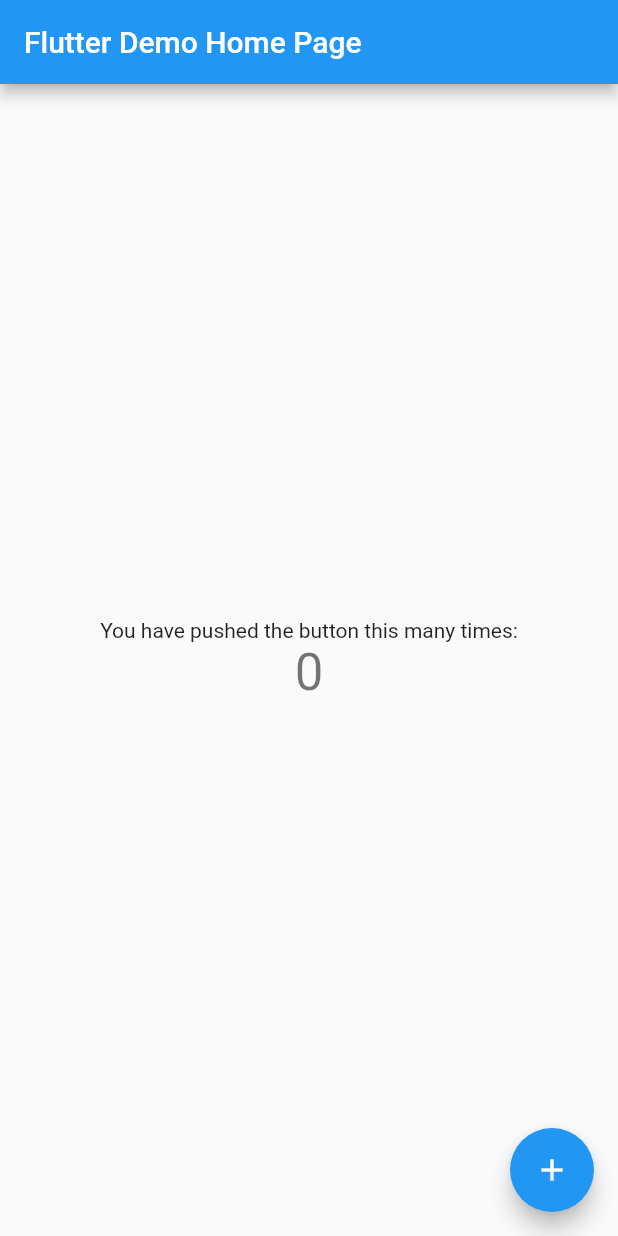
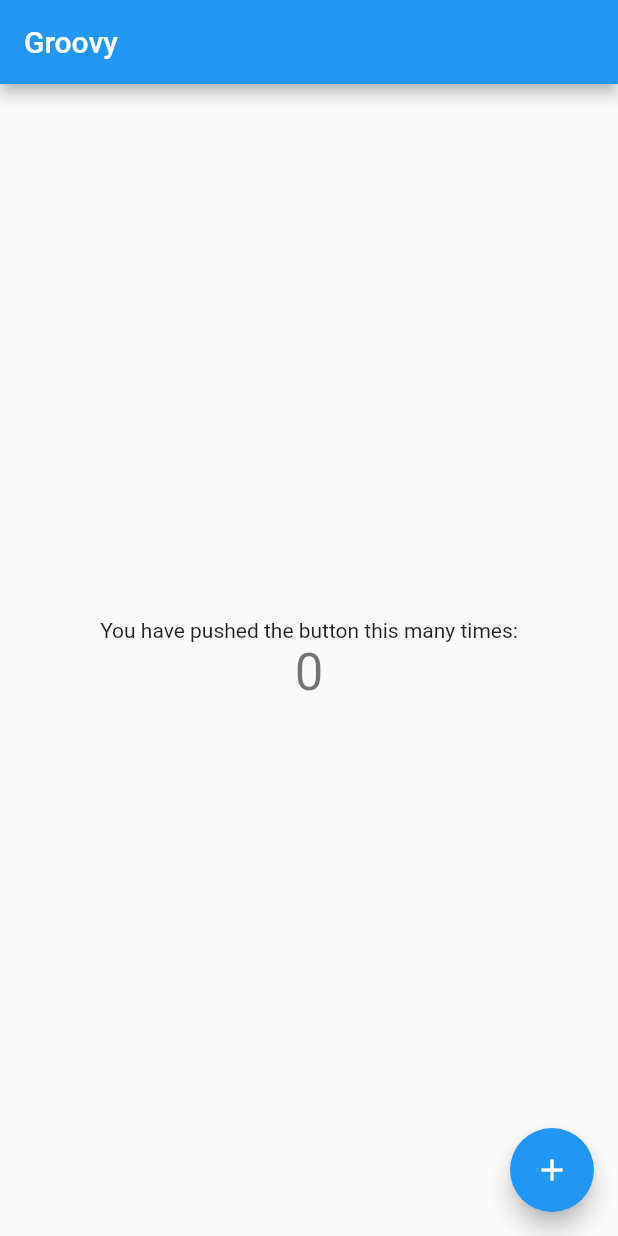
Before and after one commit to haikukoten/Groovy-Flutter, a Flutter app: the screen it shows after launch, on a phone screen of 412 x 824 dp. Run offline on Flutter 3.47's test engine with Material 2 defaults, Android fonts, the phone set to English and light mode, and no system bars; our stand-ins replace firebase_auth; accounts and stored records are empty.

```diff
--- a/lib/main.dart
+++ b/lib/main.dart
@@ -1,41 +1,24 @@
 import 'package:flutter/material.dart';
+import 'package:firebase_auth/firebase_auth.dart';
 
 void main() => runApp(MyApp());
 
 class MyApp extends StatelessWidget {
-  // This widget is the root of your application.
   @override
   Widget build(BuildContext context) {
     return MaterialApp(
-      title: 'Flutter Demo',
+      title: 'Groovy',
       theme: ThemeData(
-        // This is the theme of your application.
-        //
-        // Try running your application with "flutter run". You'll see the
-        // application has a blue toolbar. Then, without quitting the app, try
-        // changing the primarySwatch below to Colors.green and then invoke
-        // "hot reload" (press "r" in the console where you ran "flutter run",
-        // or simply save your changes to "hot reload" in a Flutter IDE).
-        // Notice that the counter didn't reset back to zero; the application
-        // is not restarted.
         primarySwatch: Colors.blue,
       ),
-      home: MyHomePage(title: 'Flutter Demo Home Page'),
+      debugShowCheckedModeBanner: false,
+      home: MyHomePage(title: 'Groovy'),
     );
   }
 }
 
 class MyHomePage extends StatefulWidget {
   MyHomePage({Key key, this.title}) : super(key: key);
-
-  // This widget is the home page of your application. It is stateful, meaning
-  // that it has a State object (defined below) that contains fields that affect
-  // how it looks.
-
-  // This class is the configuration for the state. It holds the values (in this
-  // case the title) provided by the parent (in this case the App widget) and
-  // used by the build method of the State. Fields in a Widget subclass are
-  // always marked "final".
 
   final String title;
 
@@ -45,50 +28,22 @@ class MyHomePage extends StatefulWidget {
 
 class _MyHomePageState extends State<MyHomePage> {
   int _counter = 0;
+  final FirebaseAuth _auth = FirebaseAuth.instance;
 
   void _incrementCounter() {
     setState(() {
-      // This call to setState tells the Flutter framework that something has
-      // changed in this State, which causes it to rerun the build method below
-      // so that the display can reflect the updated values. If we changed
-      // _counter without calling setState(), then the build method would not be
-      // called again, and so nothing would appear to happen.
       _counter++;
     });
   }
 
   @override
   Widget build(BuildContext context) {
-    // This method is rerun every time setState is called, for instance as done
-    // by the _incrementCounter method above.
-    //
-    // The Flutter framework has been optimized to make rerunning build methods
-    // fast, so that you can just rebuild anything that needs updating rather
-    // than having to individually change instances of widgets.
     return Scaffold(
       appBar: AppBar(
-        // Here we take the value from the MyHomePage object that was created by
-        // the App.build method, and use it to set our appbar title.
         title: Text(widget.title),
       ),
       body: Center(
-        // Center is a layout widget. It takes a single child and positions it
-        // in the middle of the parent.
         child: Column(
-          // Column is also layout widget. It takes a list of children and
-          // arranges them vertically. By default, it sizes itself to fit its
-          // children horizontally, and tries to be as tall as its parent.
-          //
-          // Invoke "debug painting" (press "p" in the console, choose the
-          // "Toggle Debug Paint" action from the Flutter Inspector in Android
-          // Studio, or the "Toggle Debug Paint" command in Visual Studio Code)
-          // to see the wireframe for each widget.
-          //
-          // Column has various properties to control how it sizes itself and
-          // how it positions its children. Here we use mainAxisAlignment to
-          // center the children vertically; the main axis here is the vertical
-          // axis because Columns are vertical (the cross axis would be
-          // horizontal).
           mainAxisAlignment: MainAxisAlignment.center,
           children: <Widget>[
             Text(
@@ -105,7 +60,7 @@ class _MyHomePageState extends State<MyHomePage> {
         onPressed: _incrementCounter,
         tooltip: 'Increment',
         child: Icon(Icons.add),
-      ), // This trailing comma makes auto-formatting nicer for build methods.
+      ),
     );
   }
 }
--- a/pubspec.yaml
+++ b/pubspec.yaml
@@ -19,6 +19,8 @@ environment:
 dependencies:
   flutter:
     sdk: flutter
+  firebase_core: ^0.4.0+3
+  firebase_auth: ^0.11.1+6
 
   # The following adds the Cupertino Icons font to your application.
   # Use with the CupertinoIcons class for iOS style icons.
```
Also changed, not shown: pubspec.lock, 15 other files.
